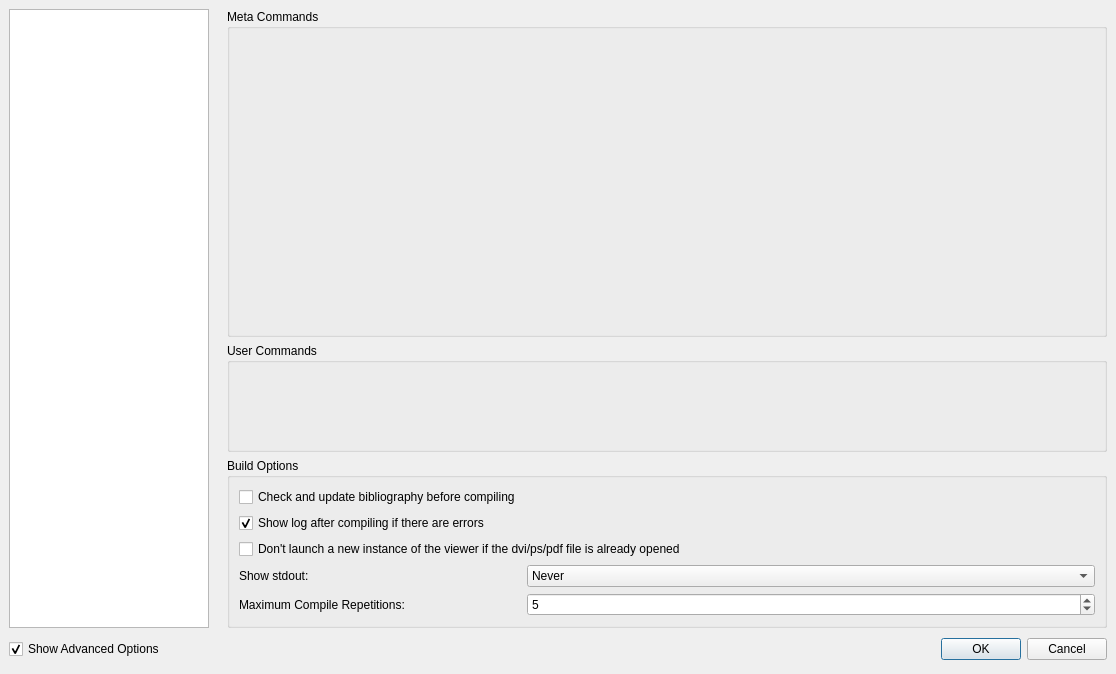
Qt form configdialog.ui (svn2github/texstudio-trunk) before a commit.
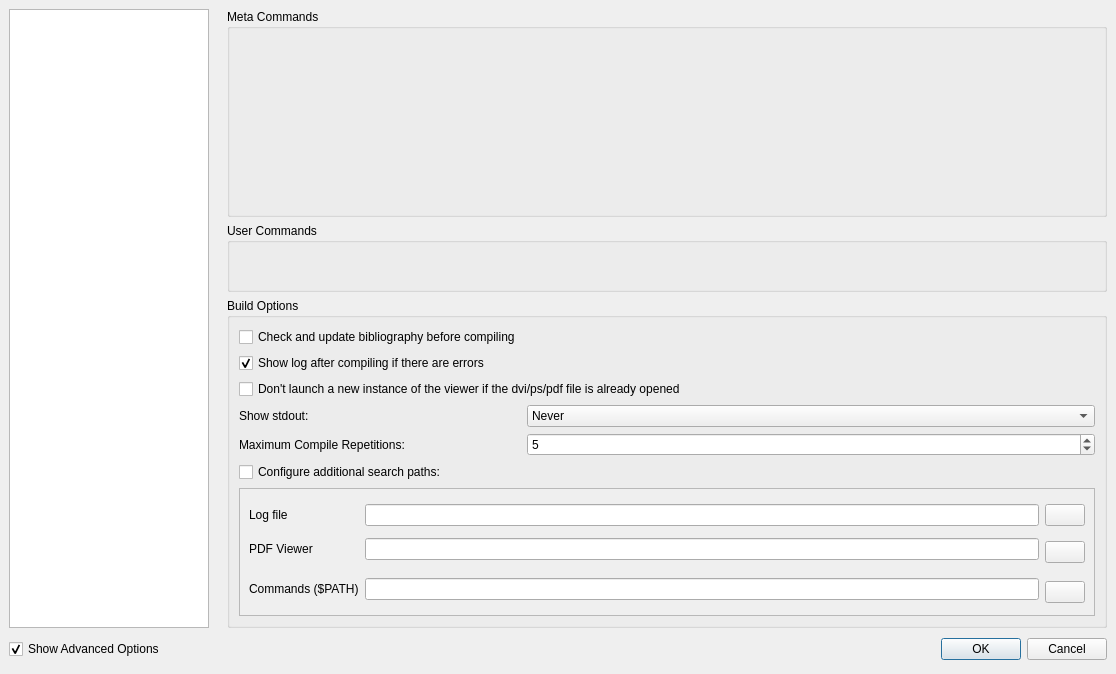
The same form after that commit. The open tabs and pages were chosen to show the change. Icons and pictures are not drawn.

Commit message: additional search paths for log/pdf/PATH

Diff of the .ui file:
```diff
--- a/configdialog.ui
+++ b/configdialog.ui
@@ -743,6 +743,113 @@
             </property>
            </widget>
           </item>
+          <item row="5" column="0" colspan="2">
+           <widget class="QCheckBox" name="checkBox">
+            <property name="text">
+             <string>Configure additional search paths:</string>
+            </property>
+           </widget>
+          </item>
+          <item row="6" column="0" colspan="2">
+           <widget class="QScrollArea" name="scrollAreaPaths">
+            <property name="widgetResizable">
+             <bool>true</bool>
+            </property>
+            <widget class="QWidget" name="scrollAreaWidgetContents_4">
+             <property name="geometry">
+              <rect>
+               <x>0</x>
+               <y>0</y>
+               <width>850</width>
+               <height>137</height>
+              </rect>
+             </property>
+             <layout class="QGridLayout" name="gridLayout">
+              <item row="1" column="2">
+               <widget class="QPushButton" name="pushButtonPathLog">
+                <property name="sizePolicy">
+                 <sizepolicy hsizetype="Maximum" vsizetype="Fixed">
+                  <horstretch>0</horstretch>
+                  <verstretch>0</verstretch>
+                 </sizepolicy>
+                </property>
+                <property name="text">
+                 <string/>
+                </property>
+                <property name="icon">
+                 <iconset resource="texstudio.qrc">
+                  <normaloff>:/classic/images/classic/fileopen.png</normaloff>:/classic/images/classic/fileopen.png</iconset>
+                </property>
+               </widget>
+              </item>
+              <item row="3" column="0">
+               <widget class="QLabel" name="label_58">
+                <property name="text">
+                 <string>PDF Viewer</string>
+                </property>
+               </widget>
+              </item>
+              <item row="2" column="2" rowspan="4">
+               <widget class="QPushButton" name="pushButtonPathPdf">
+                <property name="sizePolicy">
+                 <sizepolicy hsizetype="Maximum" vsizetype="Fixed">
+                  <horstretch>0</horstretch>
+                  <verstretch>0</verstretch>
+                 </sizepolicy>
+                </property>
+                <property name="text">
+                 <string/>
+                </property>
+                <property name="icon">
+                 <iconset resource="texstudio.qrc">
+                  <normaloff>:/classic/images/classic/fileopen.png</normaloff>:/classic/images/classic/fileopen.png</iconset>
+                </property>
+               </widget>
+              </item>
+              <item row="1" column="0">
+               <widget class="QLabel" name="label_57">
+                <property name="text">
+                 <string>Log file</string>
+                </property>
+               </widget>
+              </item>
+              <item row="3" column="1">
+               <widget class="QLineEdit" name="lineEditPathPDF"/>
+              </item>
+              <item row="0" column="1" rowspan="3">
+               <widget class="QLineEdit" name="lineEditPathLog"/>
+              </item>
+              <item row="6" column="1">
+               <widget class="QLineEdit" name="lineEditPathCommands"/>
+              </item>
+              <item row="6" column="2" rowspan="2">
+               <widget class="QPushButton" name="pushButtonPathCommands">
+                <property name="sizePolicy">
+                 <sizepolicy hsizetype="Maximum" vsizetype="Fixed">
+                  <horstretch>0</horstretch>
+                  <verstretch>0</verstretch>
+                 </sizepolicy>
+                </property>
+                <property name="text">
+                 <string/>
+                </property>
+                <property name="icon">
+                 <iconset resource="texstudio.qrc">
+                  <normaloff>:/classic/images/classic/fileopen.png</normaloff>:/classic/images/classic/fileopen.png</iconset>
+                </property>
+               </widget>
+              </item>
+              <item row="6" column="0">
+               <widget class="QLabel" name="label_59">
+                <property name="text">
+                 <string>Commands ($PATH)</string>
+                </property>
+               </widget>
+              </item>
+             </layout>
+            </widget>
+           </widget>
+          </item>
          </layout>
         </widget>
        </item>
```
Left out of the diff: 118 changed lines with no effect on the pictures. The commit also changes 8 other files.
